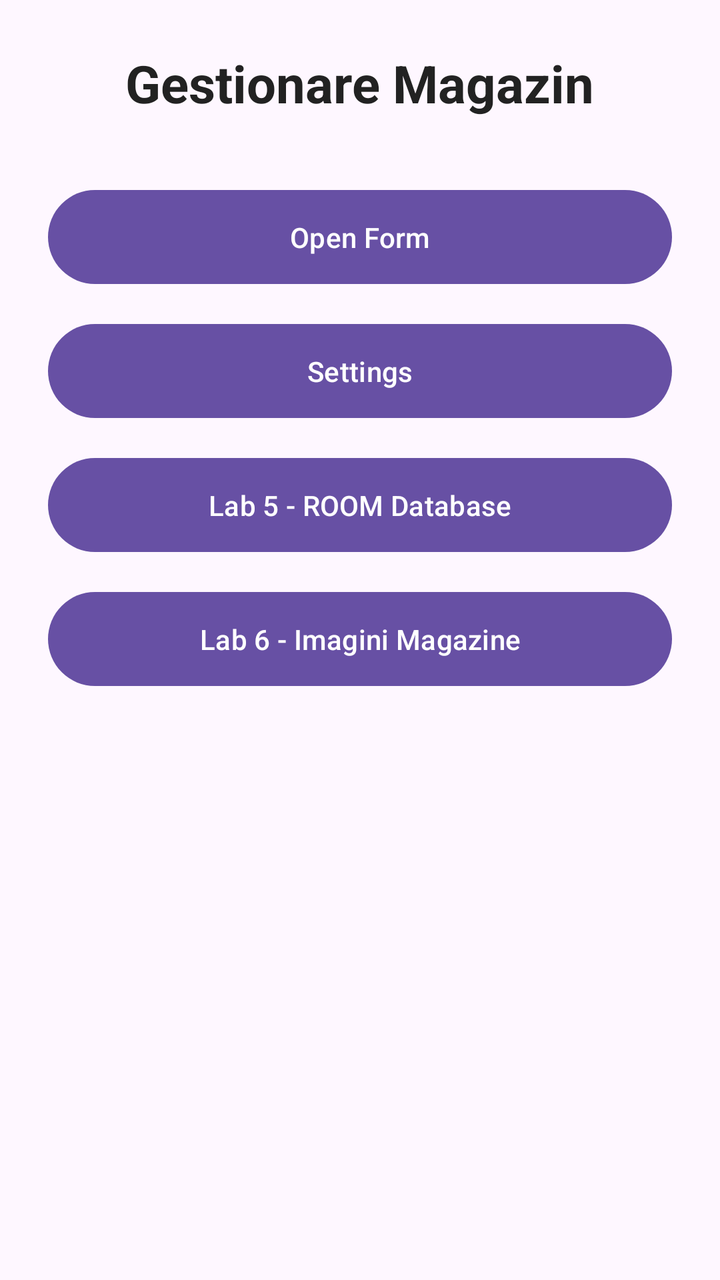
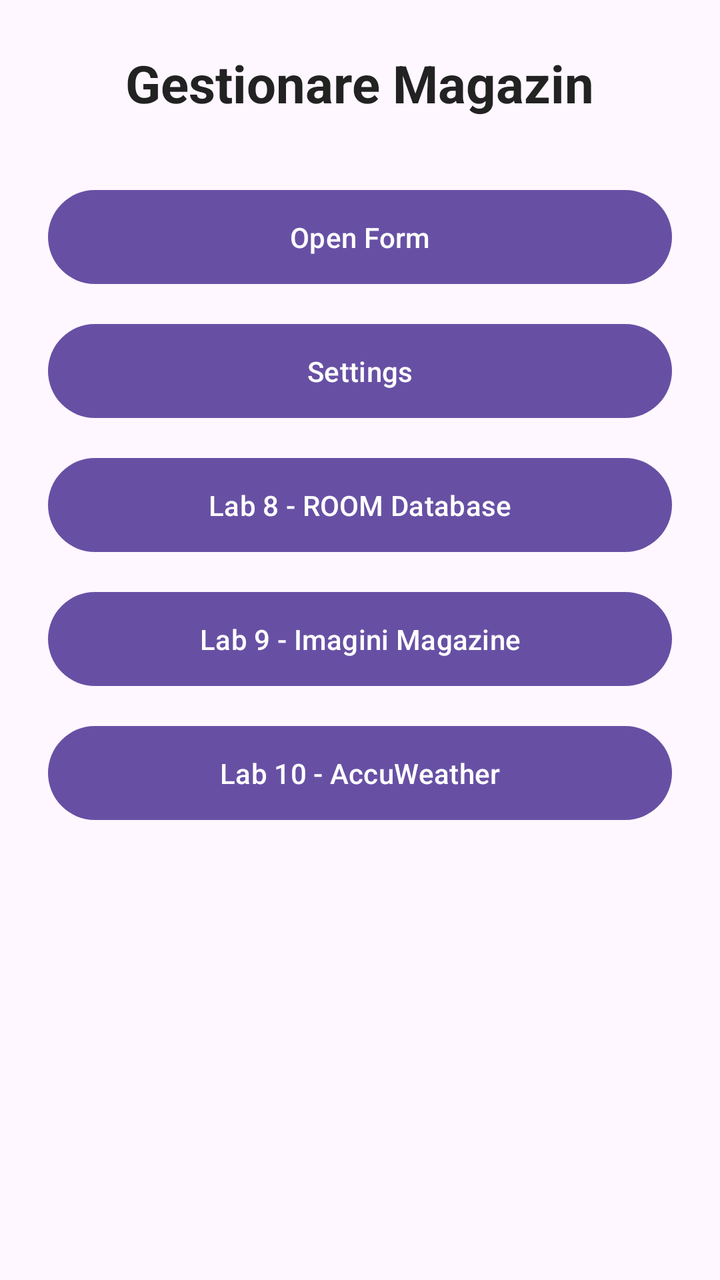

Compare the two renders of this Android layout. The source of the first and the diff that turns it into the second are given below.
<!-- AndroidManifest.xml: application theme Theme.Labs -->
<!-- res/layout/activity_activitate_lab4.xml -->
<?xml version="1.0" encoding="utf-8"?>
<androidx.constraintlayout.widget.ConstraintLayout xmlns:android="http://schemas.android.com/apk/res/android"
    xmlns:app="http://schemas.android.com/apk/res-auto"
    xmlns:tools="http://schemas.android.com/tools"
    android:id="@+id/main"
    android:layout_width="match_parent"
    android:layout_height="match_parent"
    android:padding="24dp"
    tools:context=".ActivitateLab4">

    <TextView
        android:id="@+id/textViewTitleMain"
        android:layout_width="wrap_content"
        android:layout_height="wrap_content"
        android:text="Gestionare Magazin"
        android:textSize="26sp"
        android:textStyle="bold"
        android:textColor="#222222"
        app:layout_constraintTop_toTopOf="parent"
        app:layout_constraintStart_toStartOf="parent"
        app:layout_constraintEnd_toEndOf="parent" />

    <Button
        android:id="@+id/open_form"
        android:layout_width="0dp"
        android:layout_height="wrap_content"
        android:layout_marginTop="32dp"
        android:text="Open Form"
        android:textAllCaps="false"
        android:padding="14dp"
        app:layout_constraintTop_toBottomOf="@id/textViewTitleMain"
        app:layout_constraintStart_toStartOf="parent"
        app:layout_constraintEnd_toEndOf="parent" />

    <Button
        android:id="@+id/buttonSettings"
        android:layout_width="0dp"
        android:layout_height="wrap_content"
        android:layout_marginTop="12dp"
        android:text="Settings"
        android:textAllCaps="false"
        android:padding="14dp"
        app:layout_constraintTop_toBottomOf="@id/open_form"
        app:layout_constraintStart_toStartOf="parent"
        app:layout_constraintEnd_toEndOf="parent" />

    <Button
        android:id="@+id/buttonLab5Room"
        android:layout_width="0dp"
        android:layout_height="wrap_content"
        android:layout_marginTop="12dp"
        android:text="Lab 5 - ROOM Database"
        android:textAllCaps="false"
        android:padding="14dp"
        app:layout_constraintTop_toBottomOf="@id/buttonSettings"
        app:layout_constraintStart_toStartOf="parent"
        app:layout_constraintEnd_toEndOf="parent" />

    <Button
        android:id="@+id/buttonLab6Imagini"
        android:layout_width="0dp"
        android:layout_height="wrap_content"
        android:layout_marginTop="12dp"
        android:text="Lab 6 - Imagini Magazine"
        android:textAllCaps="false"
        android:padding="14dp"
        app:layout_constraintTop_toBottomOf="@id/buttonLab5Room"
        app:layout_constraintStart_toStartOf="parent"
        app:layout_constraintEnd_toEndOf="parent" />

    <ListView
        android:id="@+id/listView"
        android:layout_width="361dp"
        android:layout_height="0dp"
        android:layout_marginTop="20dp"
        app:layout_constraintBottom_toBottomOf="parent"
        app:layout_constraintEnd_toEndOf="parent"
        app:layout_constraintStart_toStartOf="parent"
        app:layout_constraintTop_toBottomOf="@+id/buttonLab6Imagini" />

</androidx.constraintlayout.widget.ConstraintLayout>
<!-- resources referenced by this layout -->
<resources>
  <style name="Theme.Labs" parent="Base.Theme.Labs" />
  <style name="Base.Theme.Labs" parent="Theme.Material3.DayNight.NoActionBar">
          
          
      </style>
</resources>

<!-- the commit's change to res/layout/activity_activitate_lab4.xml (unified diff, before → after) -->
@@ -49,7 +49,7 @@
         android:layout_width="0dp"
         android:layout_height="wrap_content"
         android:layout_marginTop="12dp"
-        android:text="Lab 5 - ROOM Database"
+        android:text="Lab 8 - ROOM Database"
         android:textAllCaps="false"
         android:padding="14dp"
         app:layout_constraintTop_toBottomOf="@id/buttonSettings"
@@ -61,10 +61,22 @@
         android:layout_width="0dp"
         android:layout_height="wrap_content"
         android:layout_marginTop="12dp"
-        android:text="Lab 6 - Imagini Magazine"
+        android:text="Lab 9 - Imagini Magazine"
         android:textAllCaps="false"
         android:padding="14dp"
         app:layout_constraintTop_toBottomOf="@id/buttonLab5Room"
+        app:layout_constraintStart_toStartOf="parent"
+        app:layout_constraintEnd_toEndOf="parent" />
+
+    <Button
+        android:id="@+id/buttonLab10Weather"
+        android:layout_width="0dp"
+        android:layout_height="wrap_content"
+        android:layout_marginTop="12dp"
+        android:text="Lab 10 - AccuWeather"
+        android:textAllCaps="false"
+        android:padding="14dp"
+        app:layout_constraintTop_toBottomOf="@id/buttonLab6Imagini"
         app:layout_constraintStart_toStartOf="parent"
         app:layout_constraintEnd_toEndOf="parent" />
 
@@ -76,6 +88,6 @@
         app:layout_constraintBottom_toBottomOf="parent"
         app:layout_constraintEnd_toEndOf="parent"
         app:layout_constraintStart_toStartOf="parent"
-        app:layout_constraintTop_toBottomOf="@+id/buttonLab6Imagini" />
+        app:layout_constraintTop_toBottomOf="@+id/buttonLab10Weather" />
 
 </androidx.constraintlayout.widget.ConstraintLayout>
